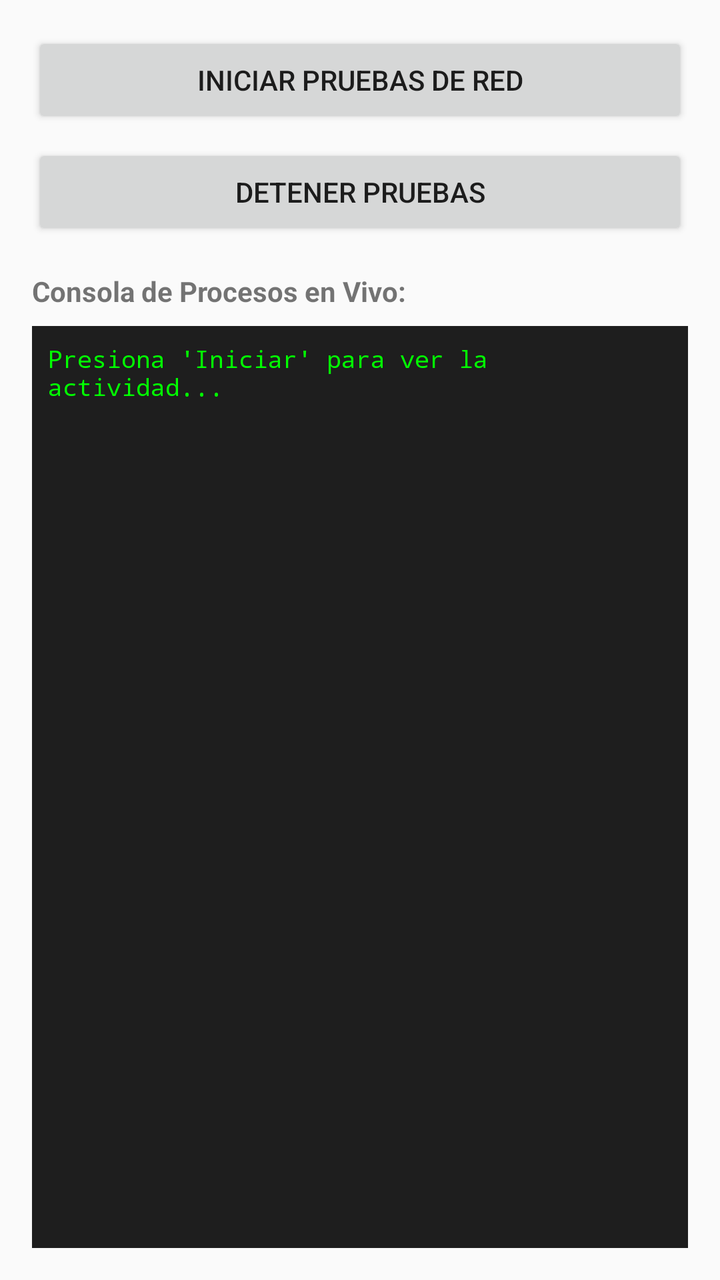
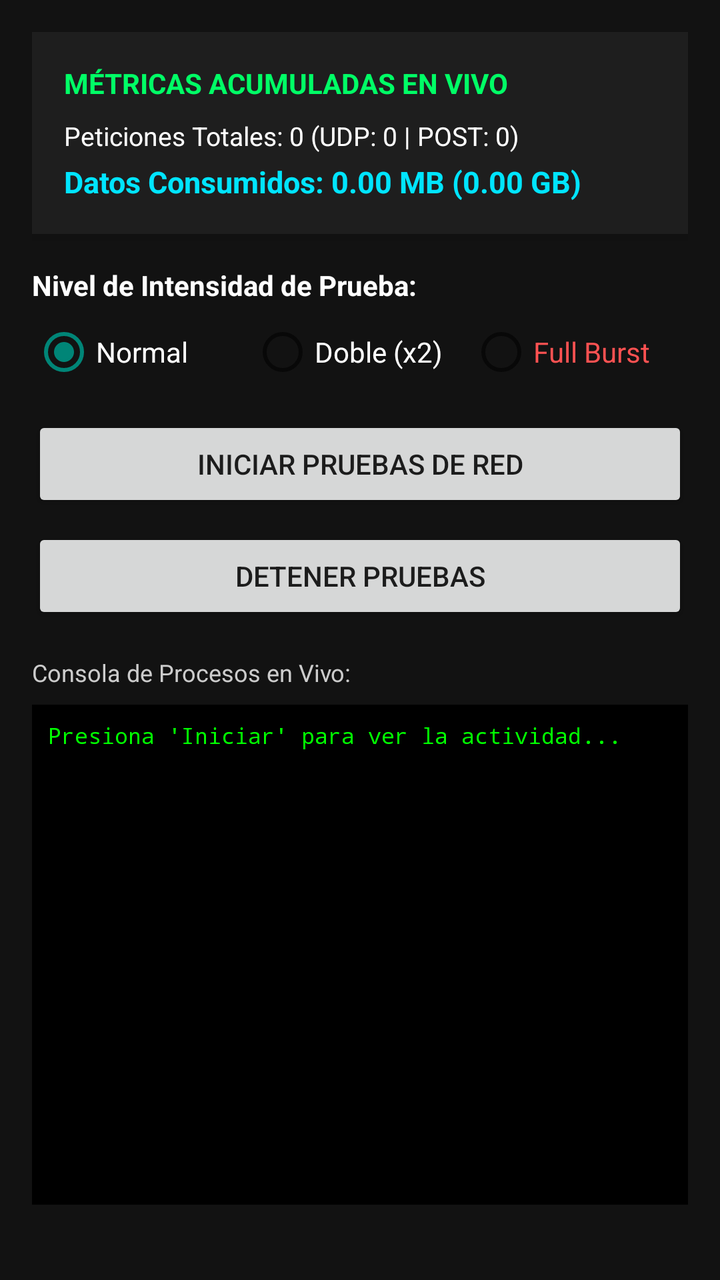

Before-and-after screenshots of an Android layout around one commit, followed by the original layout XML and the change that was made.
<!-- AndroidManifest.xml: application theme Theme.AppCompat.Light -->
<!-- res/layout/activity_main.xml -->
<?xml version="1.0" encoding="utf-8"?>
<LinearLayout xmlns:android="http://schemas.android.com/apk/res/android"
    android:layout_width="match_parent"
    android:layout_height="match_parent"
    android:orientation="vertical"
    android:padding="16dp">

    <Button
        android:id="@+id/btnStart"
        android:layout_width="match_parent"
        android:layout_height="wrap_content"
        android:text="Iniciar Pruebas de Red" />

    <Button
        android:id="@+id/btnStop"
        android:layout_width="match_parent"
        android:layout_height="wrap_content"
        android:layout_marginTop="8dp"
        android:text="Detener Pruebas" />

    <TextView
        android:layout_width="match_parent"
        android:layout_height="wrap_content"
        android:layout_marginTop="16dp"
        android:text="Consola de Procesos en Vivo:"
        android:textStyle="bold" />

    
    <ScrollView
        android:id="@+id/scrollView"
        android:layout_width="match_parent"
        android:layout_height="0dp"
        android:layout_weight="1"
        android:layout_marginTop="8dp"
        android:background="#1E1E1E"
        android:padding="8dp">

        <TextView
            android:id="@+id/tvLogs"
            android:layout_width="match_parent"
            android:layout_height="wrap_content"
            android:textColor="#00FF00"
            android:textSize="12sp"
            android:fontFamily="monospace"
            android:text="Presiona 'Iniciar' para ver la actividad...\n" />
    </ScrollView>

</LinearLayout>
<!-- resources referenced by this layout -->
<resources>

</resources>

<!-- the commit's change to res/layout/activity_main.xml (unified diff, before → after) -->
@@ -1,48 +1,136 @@
 <?xml version="1.0" encoding="utf-8"?>
-<LinearLayout xmlns:android="http://schemas.android.com/apk/res/android"
+<ScrollView xmlns:android="http://schemas.android.com/apk/res/android"
+    android:id="@+id/scrollViewMain"
     android:layout_width="match_parent"
     android:layout_height="match_parent"
-    android:orientation="vertical"
+    android:background="#121212"
     android:padding="16dp">
 
-    <Button
-        android:id="@+id/btnStart"
+    <LinearLayout
         android:layout_width="match_parent"
         android:layout_height="wrap_content"
-        android:text="Iniciar Pruebas de Red" />
+        android:orientation="vertical">
 
-    <Button
-        android:id="@+id/btnStop"
-        android:layout_width="match_parent"
-        android:layout_height="wrap_content"
-        android:layout_marginTop="8dp"
-        android:text="Detener Pruebas" />
-
-    <TextView
-        android:layout_width="match_parent"
-        android:layout_height="wrap_content"
-        android:layout_marginTop="16dp"
-        android:text="Consola de Procesos en Vivo:"
-        android:textStyle="bold" />
-
-    
-    <ScrollView
-        android:id="@+id/scrollView"
-        android:layout_width="match_parent"
-        android:layout_height="0dp"
-        android:layout_weight="1"
-        android:layout_marginTop="8dp"
-        android:background="#1E1E1E"
-        android:padding="8dp">
-
-        <TextView
-            android:id="@+id/tvLogs"
+        
+        <LinearLayout
             android:layout_width="match_parent"
             android:layout_height="wrap_content"
-            android:textColor="#00FF00"
-            android:textSize="12sp"
-            android:fontFamily="monospace"
-            android:text="Presiona 'Iniciar' para ver la actividad...\n" />
-    </ScrollView>
+            android:background="#1E1E1E"
+            android:orientation="vertical"
+            android:padding="16dp"
+            android:elevation="4dp">
 
-</LinearLayout>
+            <TextView
+                android:layout_width="wrap_content"
+                android:layout_height="wrap_content"
+                android:text="MÉTRICAS ACUMULADAS EN VIVO"
+                android:textColor="#00FF66"
+                android:textStyle="bold"
+                android:textSize="14sp" />
+
+            <TextView
+                android:id="@+id/tvTotalPeticiones"
+                android:layout_width="wrap_content"
+                android:layout_height="wrap_content"
+                android:layout_marginTop="8dp"
+                android:text="Peticiones Totales: 0 (UDP: 0 | POST: 0)"
+                android:textColor="#FFFFFF"
+                android:textSize="13sp" />
+
+            <TextView
+                android:id="@+id/tvTotalDatos"
+                android:layout_width="wrap_content"
+                android:layout_height="wrap_content"
+                android:layout_marginTop="4dp"
+                android:text="Datos Consumidos: 0.00 MB (0.00 GB)"
+                android:textColor="#00E5FF"
+                android:textStyle="bold"
+                android:textSize="15sp" />
+        </LinearLayout>
+
+        
+        <TextView
+            android:layout_width="wrap_content"
+            android:layout_height="wrap_content"
+            android:layout_marginTop="16dp"
+            android:text="Nivel de Intensidad de Prueba:"
+            android:textColor="#FFFFFF"
+            android:textStyle="bold" />
+
+        <RadioGroup
+            android:id="@+id/rgIntensidad"
+            android:layout_width="match_parent"
+            android:layout_height="wrap_content"
+            android:orientation="horizontal"
+            android:layout_marginTop="8dp">
+
+            <RadioButton
+                android:id="@+id/rbNormal"
+                android:layout_width="0dp"
+                android:layout_height="wrap_content"
+                android:layout_weight="1"
+                android:checked="true"
+                android:text="Normal"
+                android:textColor="#FFFFFF" />
+
+            <RadioButton
+                android:id="@+id/rbDoble"
+                android:layout_width="0dp"
+                android:layout_height="wrap_content"
+                android:layout_weight="1"
+                android:text="Doble (x2)"
+                android:textColor="#FFFFFF" />
+
+            <RadioButton
+                android:id="@+id/rbFull"
+                android:layout_width="0dp"
+                android:layout_height="wrap_content"
+                android:layout_weight="1"
+                android:text="Full Burst"
+                android:textColor="#FF5252" />
+        </RadioGroup>
+
+        
+        <Button
+            android:id="@+id/btnStart"
+            android:layout_width="match_parent"
+            android:layout_height="wrap_content"
+            android:layout_marginTop="16dp"
+            android:text="INICIAR PRUEBAS DE RED" />
+
+        <Button
+            android:id="@+id/btnStop"
+            android:layout_width="match_parent"
+            android:layout_height="wrap_content"
+            android:layout_marginTop="8dp"
+            android:text="DETENER PRUEBAS" />
+
+        
+        <TextView
+            android:layout_width="wrap_content"
+            android:layout_height="wrap_content"
+            android:layout_marginTop="16dp"
+            android:text="Consola de Procesos en Vivo:"
+            android:textColor="#CCCCCC"
+            android:textSize="12sp" />
+
+        <ScrollView
+            android:id="@+id/scrollViewLogs"
+            android:layout_width="match_parent"
+            android:layout_height="250dp"
+            android:layout_marginTop="8dp"
+            android:background="#000000"
+            android:padding="8dp">
+
+            <TextView
+                android:id="@+id/tvLogs"
+                android:layout_width="match_parent"
+                android:layout_height="wrap_content"
+                android:fontFamily="monospace"
+                android:text="Presiona 'Iniciar' para ver la actividad...\n"
+                android:textColor="#00FF00"
+                android:textSize="11sp" />
+        </ScrollView>
+
+    </LinearLayout>
+</ScrollView>
